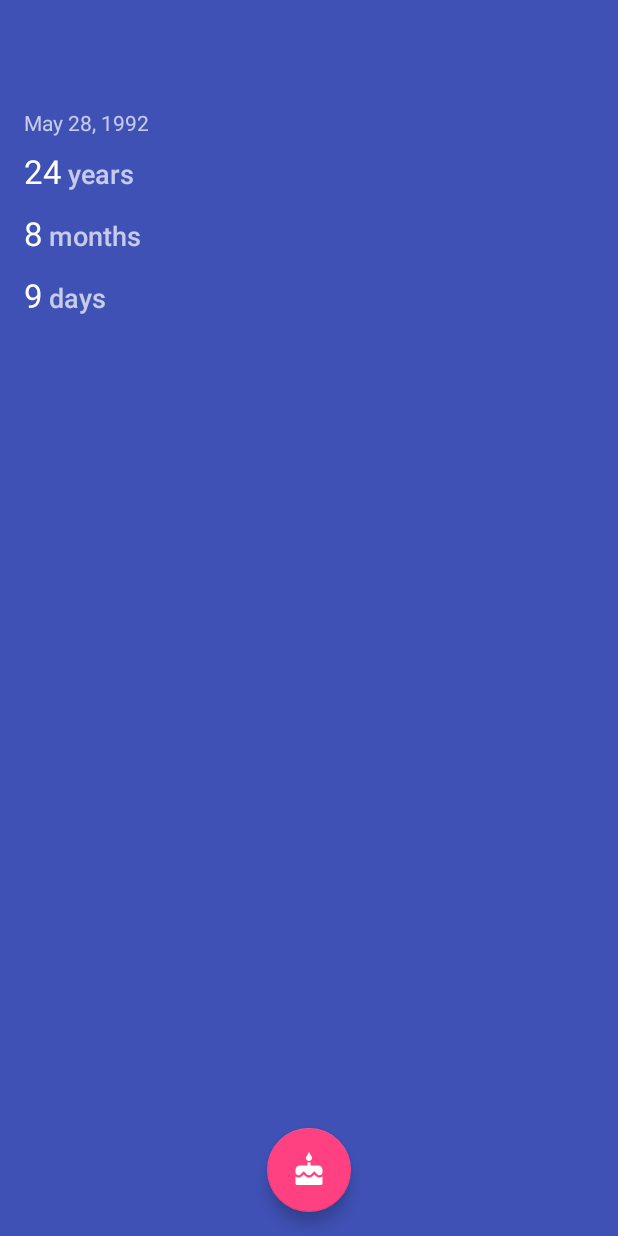
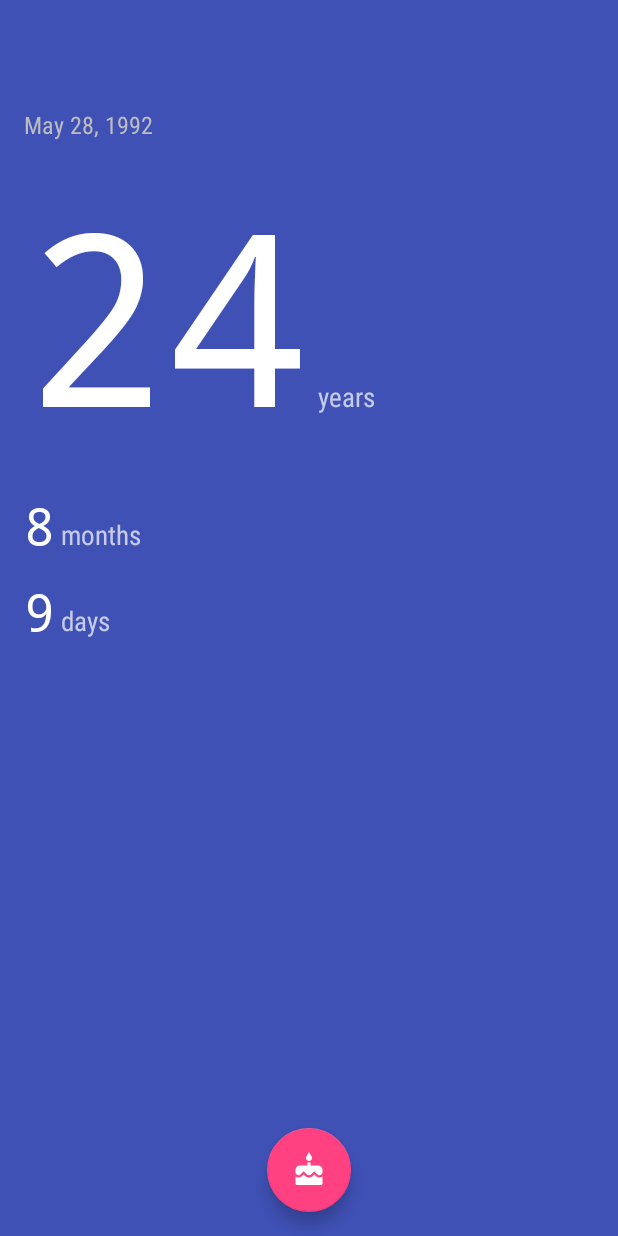
Before and after one commit to kvizcarra/age-calculator, an Android app: the layout activity_main.xml on its own in the app's theme, with its tools: preview values and no code run, on a phone screen of 412 x 824 dp. Run offline under Robolectric (Android 15) with nearby library versions, the phone set to English and light mode, and no system bars.

Commit message:
Increase font size of year, month, day values

```diff
--- a/app/src/main/res/layout/activity_main.xml
+++ b/app/src/main/res/layout/activity_main.xml
@@ -33,6 +33,7 @@
             android:layout_height="wrap_content"
             android:id="@+id/text_view_birthday"
             android:layout_alignParentStart="true"
+            style="@style/BirthdayFont"
             tools:text="May 28, 1992"/>
 
         <TextView
@@ -42,14 +43,14 @@
             android:layout_alignParentStart="true"
             android:layout_below="@id/text_view_birthday"
             android:layout_marginTop="8dp"
-            tools:text="24"
-            android:textAppearance="@android:style/TextAppearance.DeviceDefault.Large" />
+            style="@style/AgeFont.Years"
+            tools:text="24" />
 
         <TextView
             android:text="@string/years"
             android:layout_width="wrap_content"
             android:layout_height="wrap_content"
-            android:textAppearance="@android:style/TextAppearance.DeviceDefault.Medium"
+            style="@style/AgeLabelFont"
             android:layout_alignBaseline="@id/text_view_years"
             android:layout_alignBottom="@id/text_view_years"
             android:layout_toEndOf="@id/text_view_years"
@@ -61,16 +62,16 @@
             android:layout_height="wrap_content"
             android:layout_marginTop="12dp"
             android:id="@+id/text_view_months"
+            style="@style/AgeFont.Months"
             android:layout_below="@id/text_view_years"
             android:layout_alignParentStart="true"
-            tools:text="8"
-            android:textAppearance="@android:style/TextAppearance.DeviceDefault.Large" />
+            tools:text="8" />
 
         <TextView
             android:text="@string/months"
             android:layout_width="wrap_content"
             android:layout_height="wrap_content"
-            android:textAppearance="@android:style/TextAppearance.DeviceDefault.Medium"
+            style="@style/AgeLabelFont"
             android:layout_alignBaseline="@id/text_view_months"
             android:layout_alignBottom="@id/text_view_months"
             android:layout_toEndOf="@id/text_view_months"
@@ -82,16 +83,16 @@
             android:layout_height="wrap_content"
             android:layout_marginTop="12dp"
             android:id="@+id/text_view_days"
+            style="@style/AgeFont.Days"
             android:layout_below="@id/text_view_months"
             android:layout_alignParentStart="true"
-            tools:text="9"
-            android:textAppearance="@android:style/TextAppearance.DeviceDefault.Large" />
+            tools:text="9" />
 
         <TextView
             android:text="@string/days"
             android:layout_width="wrap_content"
             android:layout_height="wrap_content"
-            android:textAppearance="@android:style/TextAppearance.DeviceDefault.Medium"
+            style="@style/AgeLabelFont"
             android:layout_alignBaseline="@id/text_view_days"
             android:layout_alignBottom="@id/text_view_days"
             android:layout_toEndOf="@id/text_view_days"
--- a/app/src/main/res/values/styles.xml
+++ b/app/src/main/res/values/styles.xml
@@ -9,4 +9,29 @@
         <item name="android:colorBackground">@color/colorPrimary</item>
     </style>
 
+    <style name="BirthdayFont" parent="@android:style/TextAppearance">
+        <item name="android:fontFamily">sans-serif-condensed</item>
+        <item name="android:textColor">@android:color/secondary_text_dark</item>
+    </style>
+
+    <style name="AgeFont" parent="@android:style/TextAppearance.DeviceDefault.Large" >
+        <item name="android:textSize">22sp</item>
+        <item name="android:textColor">@android:color/primary_text_dark</item>
+        <item name="android:textStyle">normal</item>
+        <item name="android:fontFamily">monospace</item>
+    </style>
+    <style name="AgeFont.Years">
+        <item name="android:textSize">160sp</item>
+    </style>
+    <style name="AgeFont.Months">
+        <item name="android:textSize">34sp</item>
+    </style>
+    <style name="AgeFont.Days">
+        <item name="android:textSize">34sp</item>
+    </style>
+
+    <style name="AgeLabelFont" parent="@android:style/TextAppearance.DeviceDefault.Medium">
+    <item name="android:fontFamily">sans-serif-condensed</item>
+    </style>
+
 </resources>
```
